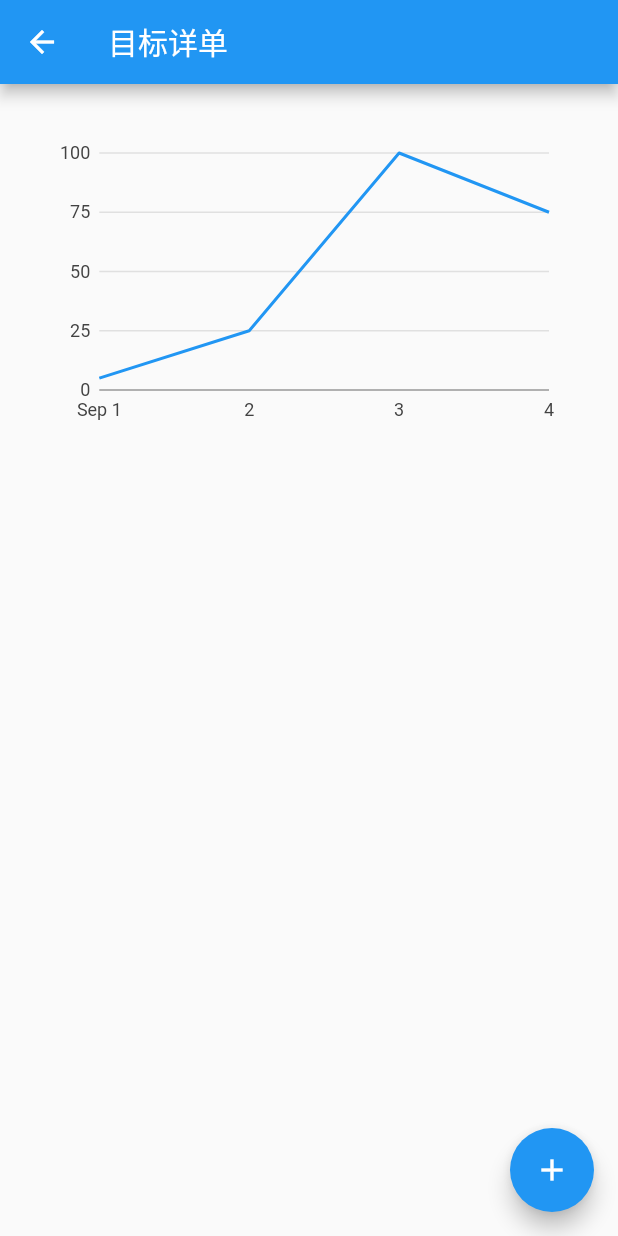
After one commit to haizhiship/my_aim_app, a Flutter app: the AimDetail screen opened directly, on a phone screen of 412 x 824 dp. The commit adds this screen. Run offline on Flutter 3.47's test engine with Material 2 defaults, Android fonts, the phone set to English and light mode, and no system bars; our stand-ins replace charts_flutter, flutter_slidable, shared_preferences; accounts and stored records are empty.

Commit message:
'增加了图表示例'

```diff
--- a/lib/aim/add_aim.dart
+++ b/lib/aim/add_aim.dart
@@ -44,7 +44,7 @@ class NewAimPage extends StatelessWidget {
     return Padding(
       padding: EdgeInsets.all(10),
       child: Text(
-        '我的新目标',
+        '我的目标',
         style: TextStyle(
             fontSize: 25.0,
             color: Colors.deepOrange,
--- /dev/null
+++ b/lib/aim/show_aim_detail.dart
@@ -0,0 +1,111 @@
+import 'package:flutter/cupertino.dart';
+import 'package:flutter/material.dart';
+import 'package:charts_flutter/flutter.dart' as charts;
+import 'dart:math';
+
+class AimDetailPage extends StatelessWidget {
+  @override
+  Widget build(BuildContext context) {
+    return new MaterialApp(
+      theme: new ThemeData(
+        primarySwatch: Colors.blue,
+      ),
+      home: AimDetail(title: '目标详单'),
+    );
+  }
+}
+
+class AimDetail extends StatefulWidget {
+  AimDetail({Key key, this.title}) : super(key: key);
+
+  final String title;
+
+  @override
+  _MyAimDetailState createState() => new _MyAimDetailState();
+}
+
+class ClicksPerYear {
+  final String year;
+  final int clicks;
+  final charts.Color color;
+
+  ClicksPerYear(this.year, this.clicks, Color color)
+      : this.color = new charts.Color(
+            r: color.red, g: color.green, b: color.blue, a: color.alpha);
+}
+
+class TimeSeriesSales {
+  final DateTime time;
+  final int sales;
+
+  TimeSeriesSales(this.time, this.sales);
+}
+
+class _MyAimDetailState extends State<AimDetail> {
+  int _counter = 4;
+
+  final serialdata = [
+    new TimeSeriesSales(new DateTime(2017, 9, 1), 5),
+    new TimeSeriesSales(new DateTime(2017, 9, 2), 25),
+    new TimeSeriesSales(new DateTime(2017, 9, 3), 100),
+    new TimeSeriesSales(new DateTime(2017, 9, 4), 75),
+  ];
+  Random random = new Random();
+
+  void _incrementCounter() {
+    setState(() {
+      _counter++;
+      serialdata.add(new TimeSeriesSales(
+          new DateTime(2017, 9, _counter), random.nextInt(100)));
+    });
+  }
+
+  @override
+  Widget build(BuildContext context) {
+    List<charts.Series<TimeSeriesSales, DateTime>> seriesList = [
+      new charts.Series<TimeSeriesSales, DateTime>(
+        id: 'Sales',
+        colorFn: (_, __) => charts.MaterialPalette.blue.shadeDefault,
+        domainFn: (TimeSeriesSales sales, _) => sales.time,
+        measureFn: (TimeSeriesSales sales, _) => sales.sales,
+        data: serialdata,
+      )
+    ];
+
+    var chart = new charts.TimeSeriesChart(
+      seriesList,
+      animate: true,
+    );
+    var chartWidget = new Padding(
+      padding: new EdgeInsets.all(32.0),
+      child: new SizedBox(
+        height: 200.0,
+        child: chart,
+      ),
+    );
+
+    return new Scaffold(
+      appBar: new AppBar(
+        leading: IconButton(
+          icon: Icon(Icons.arrow_back),
+          onPressed: () {
+            Navigator.pop(context, "OK");
+          },
+        ),
+        title: new Text(widget.title),
+      ),
+      body: new Center(
+        child: new Column(
+          children: <Widget>[
+            chartWidget,
+          ],
+        ),
+      ),
+      floatingActionButton: new FloatingActionButton(
+        onPressed: _incrementCounter,
+        tooltip: 'Increment',
+        child: new Icon(Icons.add),
+      ),
+    );
+  }
+}
--- a/pubspec.yaml
+++ b/pubspec.yaml
@@ -21,6 +21,7 @@ dependencies:
     sdk: flutter
   shared_preferences: ^0.5.3+4
   flutter_slidable: "^0.5.4"
+  charts_flutter: ^0.9.0
 
   # The following adds the Cupertino Icons font to your application.
   # Use with the CupertinoIcons class for iOS style icons.
```
Also changed, not shown: lib/aim/show_aim_list.dart (+27 -9 lines), pubspec.lock.
